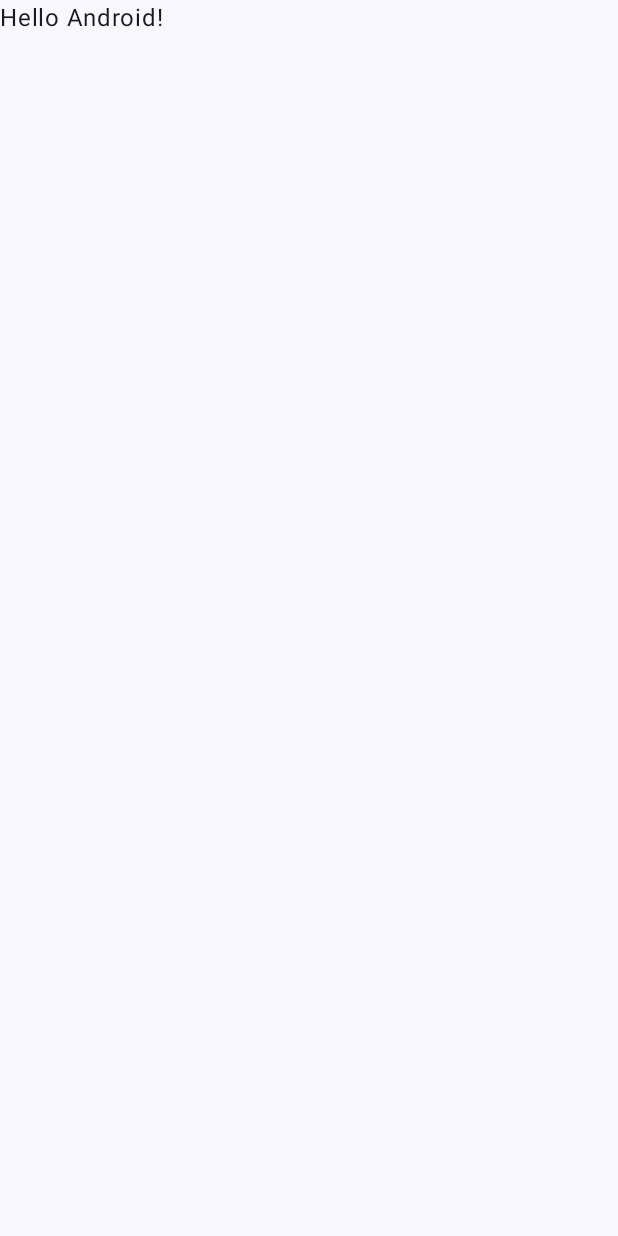
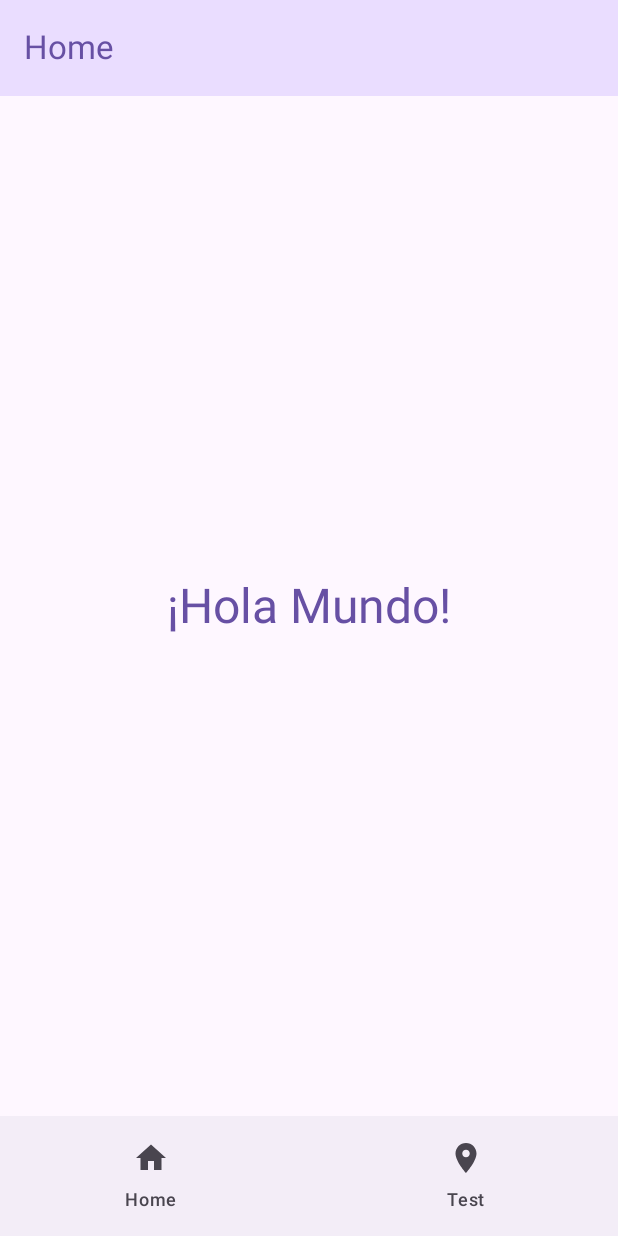
Before and after one commit to jorjitoNM/TFG_Client, an Android app built with Jetpack Compose: the screen it shows after launch (MainActivity), on a phone screen of 412 x 824 dp. Before the commit the screen is almost empty. Run offline under Robolectric (Android 15) with nearby library versions, the phone set to English and light mode, and no system bars; our stand-ins replace Dagger/Hilt's generated code, Timber.

Commit message:
gracias jorge novillo x el video

```diff
--- a/app/src/main/java/com/example/client/ui/MainActivity.kt
+++ b/app/src/main/java/com/example/client/ui/MainActivity.kt
@@ -11,6 +11,7 @@ import androidx.compose.material3.Text
 import androidx.compose.runtime.Composable
 import androidx.compose.ui.Modifier
 import androidx.compose.ui.tooling.preview.Preview
+import com.example.client.ui.navigation.Navigation
 import com.example.client.ui.theme.TFG_clientTheme
 
 class MainActivity : ComponentActivity() {
@@ -18,30 +19,7 @@ class MainActivity : ComponentActivity() {
         super.onCreate(savedInstanceState)
         enableEdgeToEdge()
         setContent {
-            TFG_clientTheme {
-                Scaffold(modifier = Modifier.fillMaxSize()) { innerPadding ->
-                    Greeting(
-                        name = "Android",
-                        modifier = Modifier.padding(innerPadding)
-                    )
-                }
-            }
+            Navigation()
         }
     }
 }
-
-@Composable
-fun Greeting(name: String, modifier: Modifier = Modifier) {
-    Text(
-        text = "Hello $name!",
-        modifier = modifier
-    )
-}
-
-@Preview(showBackground = true)
-@Composable
-fun GreetingPreview() {
-    TFG_clientTheme {
-        Greeting("Android")
-    }
-}
--- a/app/src/main/java/com/example/client/ui/navigation/Navigation.kt
+++ b/app/src/main/java/com/example/client/ui/navigation/Navigation.kt
@@ -17,10 +17,13 @@ import androidx.compose.runtime.rememberCoroutineScope
 import androidx.compose.ui.Modifier
 import androidx.compose.ui.res.dimensionResource
 import androidx.navigation.compose.NavHost
+import androidx.navigation.compose.composable
 import androidx.navigation.compose.currentBackStackEntryAsState
 import androidx.navigation.compose.rememberNavController
 import com.example.client.R
 import com.example.client.ui.common.TopBar
+import com.example.client.ui.valorarNotaPantalla.TestScreen
+import com.example.client.ui.valorarNotaPantalla.ValorateNoteListScreen
 import com.example.musicapprest.ui.common.BottomBar
 import kotlinx.coroutines.launch
 
@@ -40,7 +43,7 @@ fun Navigation() {
 
     val state by navController.currentBackStackEntryAsState()
 
-    val screen = appDestinationList.find { screen ->
+    val screen = appDestinationList_Adrian.find { screen ->
         val currentRoute = state?.destination?.route?.substringBefore("/")
         val screenRoute = screen.route.toString().substringBefore("@").substringBefore("$")
         currentRoute == screenRoute
@@ -49,7 +52,7 @@ fun Navigation() {
     val bottomBar: @Composable () -> Unit = {
         BottomBar(
             navController = navController,
-            screens = appDestinationList,
+            screens = appDestinationList_Adrian,
             isVisible = screen?.isBottomBarVisible ?: false
         )
     }
@@ -81,9 +84,15 @@ fun Navigation() {
     ) { innerPadding ->
         NavHost(
             navController = navController,
-            startDestination = HomeD,
+            startDestination = ValorateListDestination,
             modifier = Modifier.padding(innerPadding)
         ) {
+            composable<ValorateListDestination> {
+                ValorateNoteListScreen()
+            }
+            composable<TestDestination> {
+                TestScreen()
+            }
         }
     }
 }
--- a/app/src/main/java/com/example/client/ui/navigation/Screens.kt
+++ b/app/src/main/java/com/example/client/ui/navigation/Screens.kt
@@ -4,14 +4,18 @@ package com.example.client.ui.navigation
 import androidx.compose.foundation.layout.Arrangement
 import androidx.compose.material.icons.Icons
 import androidx.compose.material.icons.filled.Home
+import androidx.compose.material.icons.filled.Place
 import androidx.compose.ui.graphics.vector.ImageVector
 import kotlinx.serialization.Serializable
 
 @Serializable
-data object HomeD
+object ValorateListDestination
 
-val appDestinationList = listOf(
-    Home)
+@Serializable
+object TestDestination
+
+val appDestinationList_Adrian = listOf(
+    ValorateList,Test)
 
 interface AppDestination{
     val route: Any
@@ -30,11 +34,30 @@ interface AppMainBottomDestination : AppDestination {
     val icon: ImageVector
 }
 
-object Home : AppMainBottomDestination {
-    override val route: Any = "home"
+object ValorateList : AppMainBottomDestination {
+    override val route: Any = ValorateListDestination
     override val title: String = "Home"
     override val isBottomBarVisible: Boolean = true
+    override val scaffoldState: ScaffoldState
+        get() = ScaffoldState(
+            topBarState = TopBarState(showNavigationIcon = false, arrangement = Arrangement.Start),
+            fabVisible = false
+        )
     override val isTopBarVisible: Boolean = true
     override val onBottomBar: Boolean = true
     override val icon: ImageVector = Icons.Filled.Home
 }
+
+object Test : AppMainBottomDestination {
+    override val route: Any = TestDestination
+    override val title: String = "Test"
+    override val isBottomBarVisible: Boolean = true
+    override val scaffoldState: ScaffoldState
+        get() = ScaffoldState(
+            topBarState = TopBarState(showNavigationIcon = false, arrangement = Arrangement.Start),
+            fabVisible = false
+        )
+    override val isTopBarVisible: Boolean = true
+    override val onBottomBar: Boolean = true
+    override val icon: ImageVector = Icons.Filled.Place
+}
--- /dev/null
+++ b/app/src/main/java/com/example/client/ui/valorarNotaPantalla/ValorateNoteListScreen.kt
@@ -0,0 +1,24 @@
+package com.example.client.ui.valorarNotaPantalla
+import androidx.compose.foundation.layout.Box
+import androidx.compose.foundation.layout.fillMaxSize
+import androidx.compose.material3.MaterialTheme
+import androidx.compose.material3.Text
+import androidx.compose.runtime.Composable
+import androidx.compose.ui.Alignment
+import androidx.compose.ui.Modifier
+import androidx.compose.ui.text.style.TextAlign
+import androidx.compose.ui.unit.sp
+@Composable
+fun ValorateNoteListScreen() {
+    Box(
+        modifier = Modifier.fillMaxSize(),
+        contentAlignment = Alignment.Center
+    ) {
+        Text(
+            text = "¡Hola Mundo!",
+            fontSize = 32.sp,
+            textAlign = TextAlign.Center,
+            color = MaterialTheme.colorScheme.primary
+        )
+    }
+}
```
Also changed, not shown: app/src/main/java/com/example/client/ui/valorarNotaPantalla/TestScreen.kt (added, +26 -0 lines).
